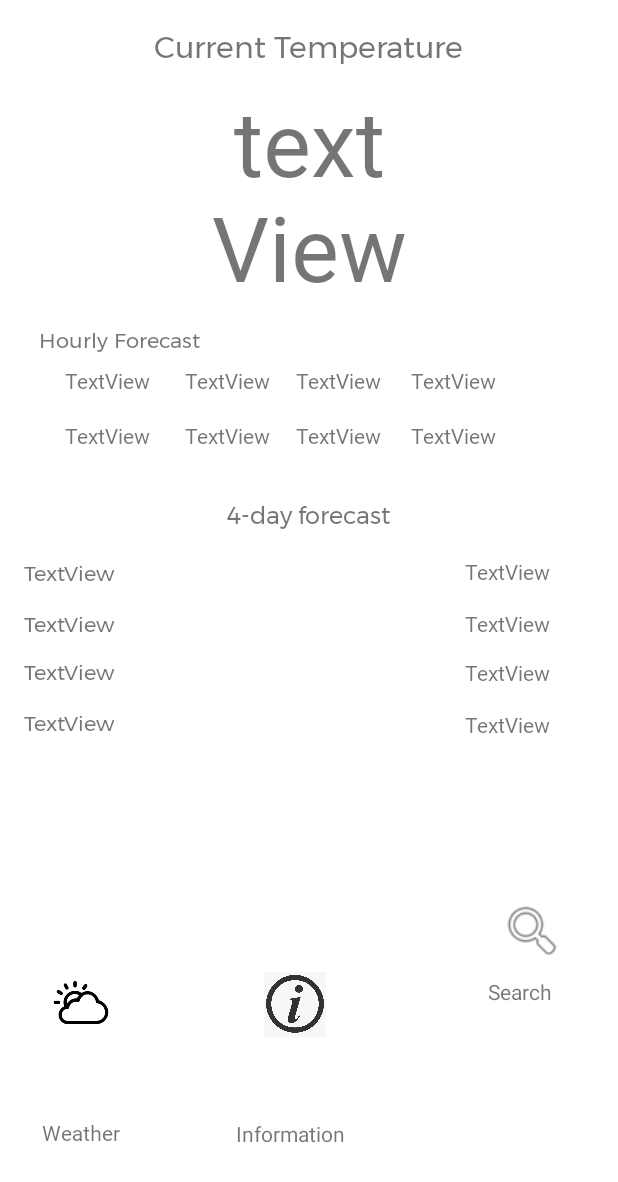
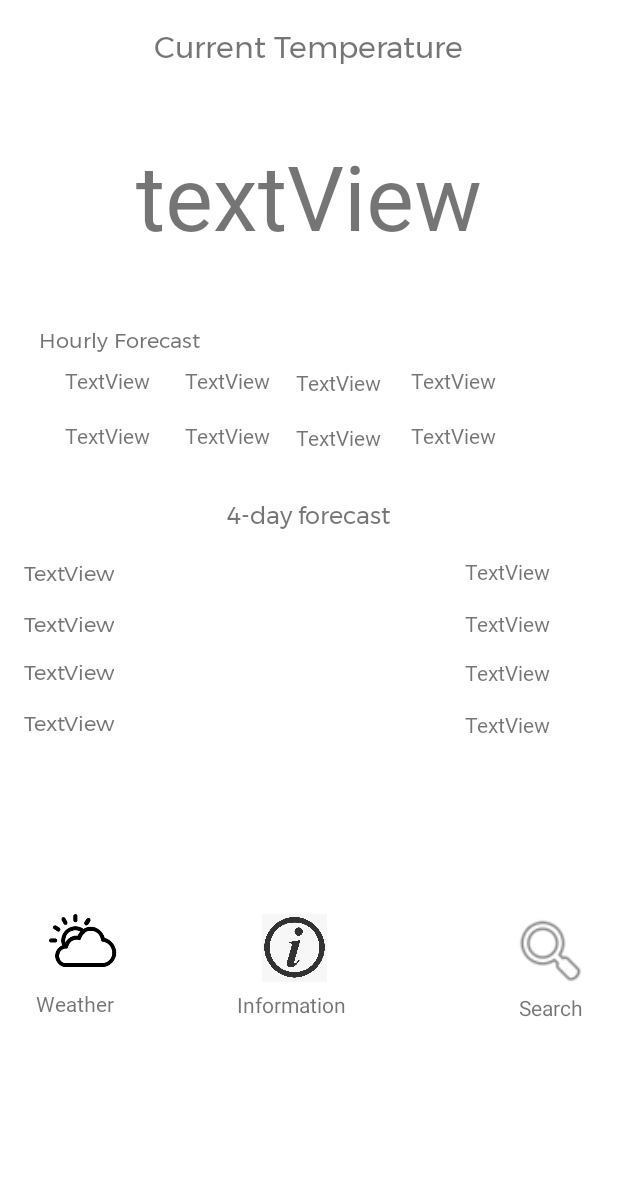
Before and after one commit to PulavarthiShravya/MAD_Team05_P03_ASG, an Android app: the weatherPage screen opened directly, with no data from a screen before it, on a phone screen of 412 x 824 dp. Shown: the top 1182 px of the screen. Run offline under Robolectric (Android 15) with nearby library versions, the phone set to English and light mode, and no system bars; our stand-ins replace Volley; network calls fail.

Commit message:
displayed current temperature, made changes to alignment of navbar

```diff
--- a/app/src/main/java/sg/edu/np/mad/IntoTheUnknown/weatherPage.java
+++ b/app/src/main/java/sg/edu/np/mad/IntoTheUnknown/weatherPage.java
@@ -7,7 +7,20 @@
 import android.view.View;
 import android.widget.TextView;
 
+import com.android.volley.Request;
+import com.android.volley.RequestQueue;
+import com.android.volley.Response;
+import com.android.volley.VolleyError;
+import com.android.volley.toolbox.JsonObjectRequest;
+import com.android.volley.toolbox.Volley;
+
+import org.json.JSONArray;
+import org.json.JSONException;
+import org.json.JSONObject;
+
 public class weatherPage extends AppCompatActivity {
+    //declare universal variable
+    TextView currentTemperature;
 
     @Override
     protected void onCreate(Bundle savedInstanceState) {
@@ -15,7 +28,7 @@
         setContentView(R.layout.activity_weather_page);
 
         getSupportActionBar().hide();
-        //variables
+        //variables (nav bar)
         TextView information = findViewById(R.id.textView28);
         TextView search = findViewById(R.id.textView29);
 
@@ -38,6 +51,47 @@
                 startActivity(intent);
             }
         });
+
+        //variables for displaying temperature
+        currentTemperature = findViewById(R.id.currentTemperature);
+
+        //method to find the weather and display current temperature
+        find_weather();
+    }
+
+    public void find_weather(){
+        //api url + api key as well
+        String url = "https://api.openweathermap.org/data/2.5/weather?lat=1.3521&lon=103.8198&appid=2208cad7b3134f7a764a2d2acde4b635&units=metric";
+
+        //Passing JSONObject
+        JsonObjectRequest request = new JsonObjectRequest(Request.Method.GET, url, null, new Response.Listener<JSONObject>() {
+            @Override
+            public void onResponse(JSONObject response) {
+                try {
+                    //the "part" which we need take the temperature from
+                    JSONObject main_object = response.getJSONObject("main");
+
+                    JSONArray array = response.getJSONArray("weather");
+                    //getting the first index
+                    JSONObject object = array.getJSONObject(0);
+                    //getting the value of current Temperature
+                    String temp = String.valueOf(main_object.getDouble("temp"));
+                    //setting the current temp value inside XML
+                    currentTemperature.setText(temp);
+                }catch (JSONException e){
+                    e.printStackTrace();
+                }
+
+            }
+        }, new Response.ErrorListener() {
+            @Override
+            public void onErrorResponse(VolleyError error) {
+
+            }
+        });
+
+        RequestQueue queue = Volley.newRequestQueue(this);
+        queue.add(request);
     }
 }
 
--- a/app/src/main/res/layout/activity_weather_page.xml
+++ b/app/src/main/res/layout/activity_weather_page.xml
@@ -22,8 +22,8 @@
 
     <TextView
         android:id="@+id/currentTemperature"
-        android:layout_width="137dp"
-        android:layout_height="154dp"
+        android:layout_width="265dp"
+        android:layout_height="155dp"
         android:layout_marginStart="137dp"
         android:layout_marginTop="6dp"
         android:layout_marginEnd="137dp"
@@ -254,8 +254,8 @@
 
     <ImageView
         android:id="@+id/imageView2"
-        android:layout_width="56dp"
-        android:layout_height="44dp"
+        android:layout_width="58dp"
+        android:layout_height="54dp"
         android:layout_marginStart="25dp"
         android:layout_marginTop="108dp"
         android:layout_marginEnd="83dp"
@@ -270,25 +270,19 @@
         android:id="@+id/textView27"
         android:layout_width="wrap_content"
         android:layout_height="wrap_content"
-        android:layout_marginStart="28dp"
+        android:layout_marginStart="24dp"
         android:layout_marginTop="4dp"
-        android:layout_marginEnd="76dp"
-        android:layout_marginBottom="13dp"
         android:fontFamily="@font/roboto"
         android:text="Weather"
-        app:layout_constraintBottom_toBottomOf="parent"
-        app:layout_constraintEnd_toStartOf="@+id/textView28"
         app:layout_constraintStart_toStartOf="parent"
         app:layout_constraintTop_toBottomOf="@+id/imageView2" />
 
     <ImageView
         android:id="@+id/imageView3"
-        android:layout_width="64dp"
-        android:layout_height="43dp"
-        android:layout_marginStart="83dp"
-        android:layout_marginTop="245dp"
-        android:layout_marginBottom="4dp"
-        app:layout_constraintBottom_toTopOf="@+id/textView28"
+        android:layout_width="58dp"
+        android:layout_height="45dp"
+        android:layout_marginStart="84dp"
+        android:layout_marginTop="253dp"
         app:layout_constraintStart_toEndOf="@+id/imageView2"
         app:layout_constraintTop_toBottomOf="@+id/textView16"
         app:srcCompat="@drawable/info" />
@@ -297,11 +291,9 @@
         android:id="@+id/textView28"
         android:layout_width="wrap_content"
         android:layout_height="wrap_content"
-        android:layout_marginStart="77dp"
-        android:layout_marginTop="4dp"
-        android:layout_marginBottom="12dp"
+        android:layout_marginStart="82dp"
+        android:layout_marginTop="5dp"
         android:text="Information"
-        app:layout_constraintBottom_toBottomOf="parent"
         app:layout_constraintStart_toEndOf="@+id/textView27"
         app:layout_constraintTop_toBottomOf="@+id/imageView3" />
 
@@ -310,21 +302,25 @@
         android:layout_width="wrap_content"
         android:layout_height="wrap_content"
         android:layout_marginStart="95dp"
-        android:layout_marginTop="9dp"
+        android:layout_marginTop="1dp"
+        android:layout_marginEnd="23dp"
         android:text="Search"
+        app:layout_constraintEnd_toEndOf="parent"
+        app:layout_constraintHorizontal_bias="1.0"
         app:layout_constraintStart_toEndOf="@+id/textView28"
         app:layout_constraintTop_toBottomOf="@+id/imageView" />
 
     <ImageView
         android:id="@+id/imageView"
-        android:layout_width="65dp"
-        android:layout_height="43dp"
+        android:layout_width="58dp"
+        android:layout_height="54dp"
         android:layout_marginStart="84dp"
-        android:layout_marginTop="106dp"
+        android:layout_marginTop="114dp"
         android:layout_marginEnd="16dp"
-        android:layout_marginBottom="9dp"
+        android:layout_marginBottom="1dp"
         app:layout_constraintBottom_toTopOf="@+id/textView29"
         app:layout_constraintEnd_toEndOf="parent"
+        app:layout_constraintHorizontal_bias="1.0"
         app:layout_constraintStart_toEndOf="@+id/imageView3"
         app:layout_constraintTop_toBottomOf="@+id/temp4"
         app:srcCompat="@android:drawable/ic_menu_search" />
```
